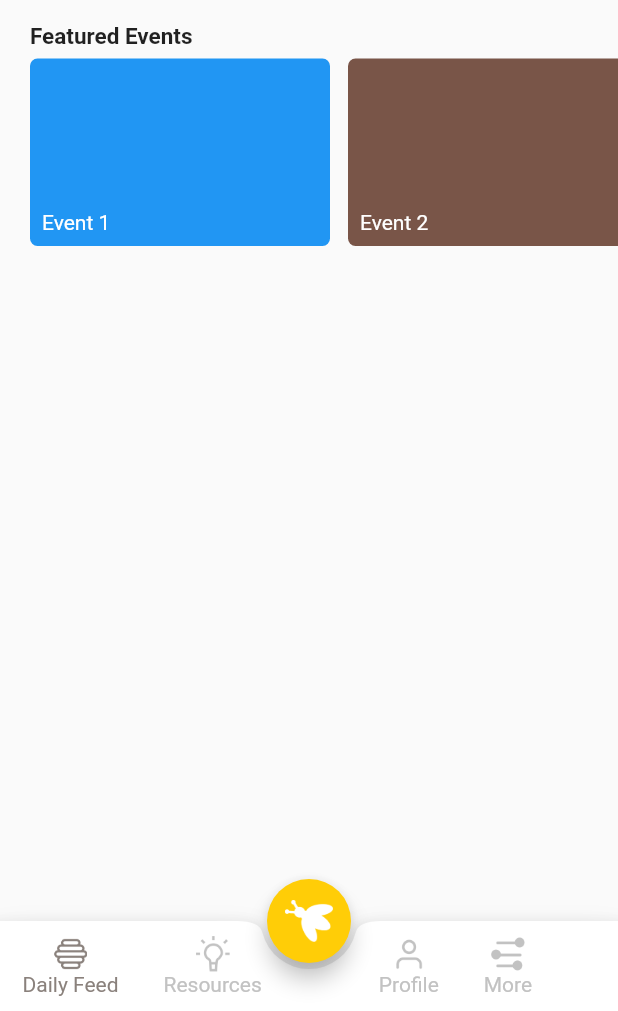
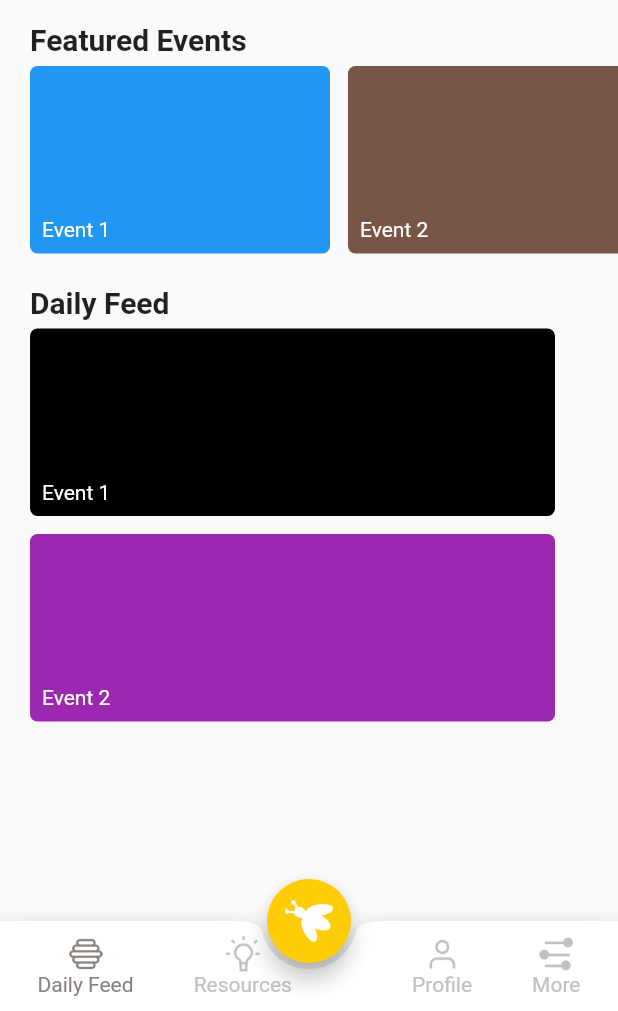
Before and after one commit to ebiwonjumit/bee-foundation-app, a Flutter app: the screen it shows after launch, on a phone screen of 412 x 824 dp, the part 225-1236 px from its top. Run offline on Flutter 3.47's test engine with Material 2 defaults, Android fonts, the phone set to English and light mode, and no system bars; our stand-ins replace webview_flutter.

```diff
--- a/lib/BottomNavigation.dart
+++ b/lib/BottomNavigation.dart
@@ -1,5 +1,4 @@
 import 'package:flutter/material.dart';
-import 'package:flutter/foundation.dart';
 import 'Screens/DailyFeedScreen.dart';
 import 'Screens/MoreScreen.dart';
 import 'Screens/ResourceScreen.dart';
@@ -50,6 +49,7 @@ class _BottomNavigationState extends State<BottomNavigation> {
         color: Colors.white,
         shape: CircularNotchedRectangle(),
         child: Row(
+          mainAxisAlignment: MainAxisAlignment.spaceEvenly,
           children: <Widget>[
             BottomTabItem(
                 icon: AssetImage("images/daily_feed_menu_ic.png"),
@@ -60,7 +60,9 @@ class _BottomNavigationState extends State<BottomNavigation> {
                     currentIndex = 0;
                   });
                 }),
-            BottomTabItem(
+            Padding(
+              padding: EdgeInsets.only(right: 40.0),
+            child: BottomTabItem(
                 icon: AssetImage("images/resources_menu_ic.png"),
                 text: "Resources",
                 isSelected: currentIndex == 1,
@@ -68,8 +70,7 @@ class _BottomNavigationState extends State<BottomNavigation> {
                   setState(() {
                     currentIndex = 1;
                   });
-                }),
-            SizedBox(width: 48),
+                })),
             BottomTabItem(
               icon: AssetImage("images/profile_menu_ic.png"),
               text: "Profile",
--- a/lib/Screens/AboutUsScreen.dart
+++ b/lib/Screens/AboutUsScreen.dart
@@ -22,7 +22,7 @@ class AboutUsScreen extends StatelessWidget {
               alignment: Alignment.topLeft,
               child:Text(
               "Who We Are",
-              style: TextStyle(fontWeight: FontWeight.w700, fontSize: 17),
+              style: TextStyle(fontWeight: FontWeight.w700, fontSize: 25),
             ),
           )),
           Padding(
@@ -39,7 +39,7 @@ class AboutUsScreen extends StatelessWidget {
                 alignment: Alignment.topLeft,
                 child:Text(
                   "Our Mission",
-                  style: TextStyle(fontWeight: FontWeight.w700, fontSize: 17),
+                  style: TextStyle(fontWeight: FontWeight.w700, fontSize: 25),
                 ),
               )),
           Padding(
--- a/lib/Screens/DailyFeedScreen.dart
+++ b/lib/Screens/DailyFeedScreen.dart
@@ -38,7 +38,7 @@ class DailyFeedScreenState extends State<DailyFeedScreen>{
                 padding: EdgeInsets.only(top: 15, left: 20),
                 child: Text(
                   'Featured Events',
-                  style: TextStyle(fontWeight: FontWeight.w700, fontSize: 15),
+                  style: TextStyle(fontWeight: FontWeight.w700, fontSize: 20),
                 ),
               ),
               Padding(
@@ -51,7 +51,67 @@ class DailyFeedScreenState extends State<DailyFeedScreen>{
                           FeaturedCard(text: "Event 2", onTap: (){}, color: Colors.brown,),
                           FeaturedCard(text: "Event 3", onTap: (){}, color: Colors.pink,)
                         ],
-                      ))),
+                      )
+                  )
+              ),
+              Padding(
+                padding: EdgeInsets.only(top: 15, left: 20),
+                child: Text(
+                  'Daily Feed',
+                  style: TextStyle(fontWeight: FontWeight.w700, fontSize: 20),
+                ),
+              ),
+              Padding(
+                  padding: EdgeInsets.only(left: 14),
+                  child: SingleChildScrollView(
+                      child: Column(
+                        mainAxisAlignment: MainAxisAlignment.start,
+                        crossAxisAlignment: CrossAxisAlignment.center,
+                        children: [
+                          InkWell(
+                            child: Container(
+                              margin: EdgeInsets.all(6),
+                              decoration: BoxDecoration(
+                                  borderRadius: BorderRadius.circular(5), color: Colors.black),
+                              width: 350,
+                              height: 125,
+                              child: Align(
+                                  alignment: Alignment.bottomLeft,
+                                  child: Padding(
+                                      padding: EdgeInsets.all(8),
+                                      child: Text(
+                                        "Event 1",
+                                        style: TextStyle(
+                                          color: Colors.white,
+                                        ),
+                                      ))),
+                            ),
+                            onTap: (){},
+                          ),
+                          InkWell(
+                            child: Container(
+                              margin: EdgeInsets.all(6),
+                              decoration: BoxDecoration(
+                                  borderRadius: BorderRadius.circular(5), color: Colors.purple),
+                              width: 350,
+                              height: 125,
+                              child: Align(
+                                  alignment: Alignment.bottomLeft,
+                                  child: Padding(
+                                      padding: EdgeInsets.all(8),
+                                      child: Text(
+                                        "Event 2",
+                                        style: TextStyle(
+                                          color: Colors.white,
+                                        ),
+                                      ))),
+                            ),
+                            onTap: (){},
+                          )
+                        ],
+                      )
+                  )
+              ),
             ],
           )),
 
--- a/lib/Screens/ResourceScreen.dart
+++ b/lib/Screens/ResourceScreen.dart
@@ -1,4 +1,5 @@
 import 'package:bee_foundation_app/Screens/FeaturedResourceScreen.dart';
+import 'package:bee_foundation_app/Screens/ShareYourStoryScreen.dart';
 import 'package:flutter/material.dart';
 
 class ResourceScreen extends StatefulWidget{
@@ -30,7 +31,7 @@ class ResourceScreenState extends State<ResourceScreen> {
                 ),
               )),
           body: TabBarView(
-            children: <Widget>[FeaturedResourceScreen(), Text("Share story")],
+            children: <Widget>[FeaturedResourceScreen(), ShareYourStoryScreen()],
           ),
         ));
   }
--- a/lib/main.dart
+++ b/lib/main.dart
@@ -2,6 +2,7 @@ import 'package:bee_foundation_app/Screens/AboutUsScreen.dart';
 import 'package:flutter/material.dart';
 import 'BottomNavigation.dart';
 import 'Screens/SocialScreen.dart';
+import 'Screens/WebScreen.dart';
 
 void main() {
   runApp(MyApp());
--- a/pubspec.yaml
+++ b/pubspec.yaml
@@ -15,6 +15,7 @@ dependencies:
 
   cupertino_icons: ^1.0.2
   webview_flutter: ^2.0.10
+  url_launcher: ^6.0.9
 
 dev_dependencies:
   flutter_test:
```
Also changed, not shown: lib/Screens/MoreScreen.dart (+28 -19 lines), lib/Screens/ScheduleScreen.dart (added, +26 -0 lines), lib/Screens/ShareYourStoryScreen.dart (added, +21 -0 lines), lib/Screens/SocialScreen.dart (+28 -16 lines), lib/Screens/WebScreen.dart (added, +59 -0 lines), lib/Widgets/SocialScreenItem.dart (+7 -3 lines), pubspec.lock, 6 other files.
